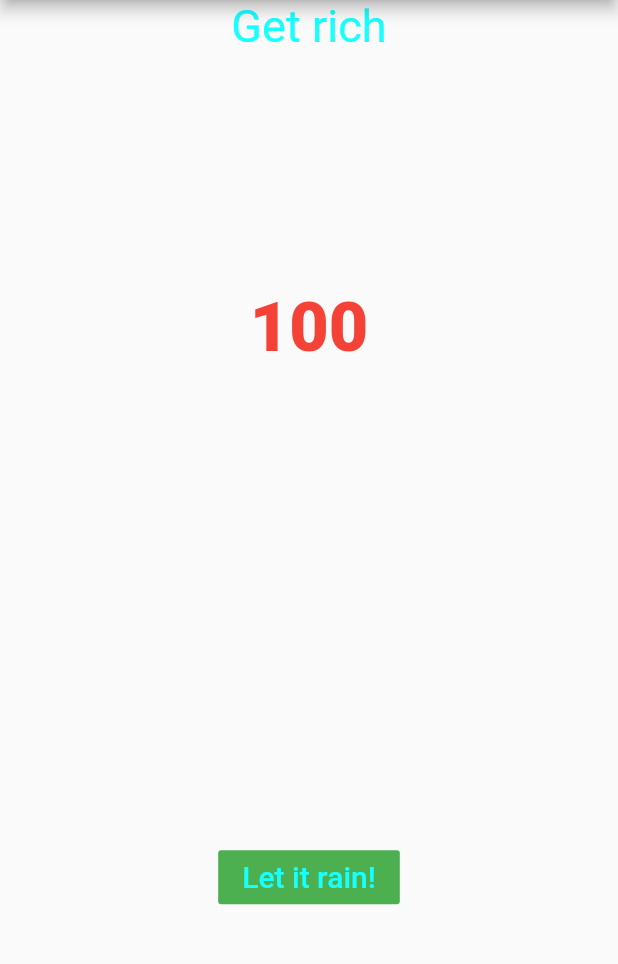
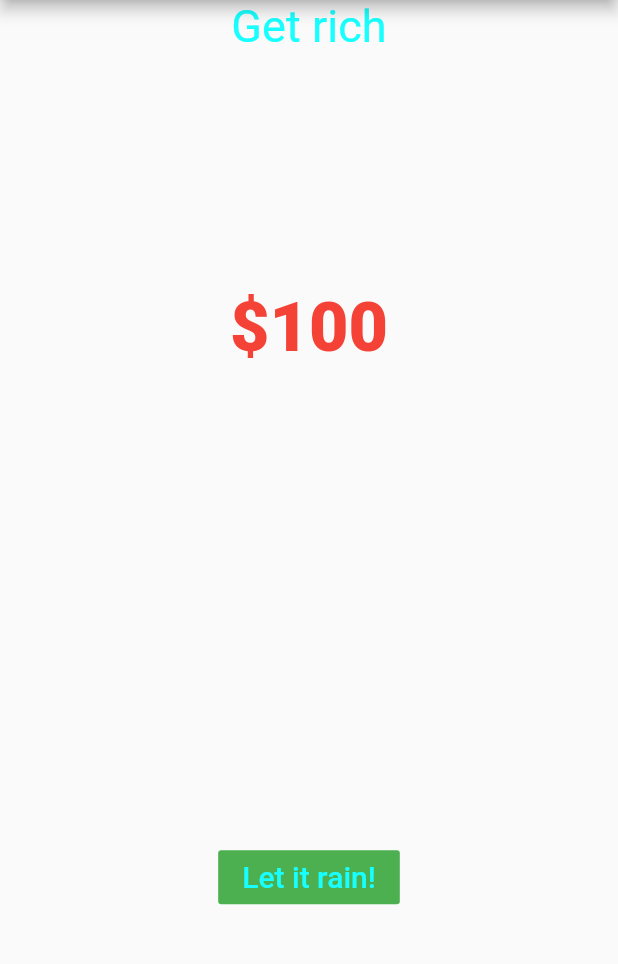
Before and after one commit to Jordanjun98/Make-it-rain-Flutter-, a Flutter app: the screen it shows after launch, after a tap on "Let it rain!", on a phone screen of 412 x 824 dp, the part 84-1048 px from its top. Run offline on Flutter 3.47's test engine with Material 2 defaults, Android fonts, the phone set to English and light mode, and no system bars.

Commit message:
add dollar sign

```diff
--- a/lib/ui/make_it_rain.dart
+++ b/lib/ui/make_it_rain.dart
@@ -44,7 +44,7 @@ class MakeItRainState extends State<MakeItRain> {
 
             new Expanded(
                 child: new Center(
-                  child: new Text("$moneyCounter",
+                  child: new Text('\$$moneyCounter',
                   style: new TextStyle(
                     color: Colors.red,
                     fontSize: 45.5,
```
